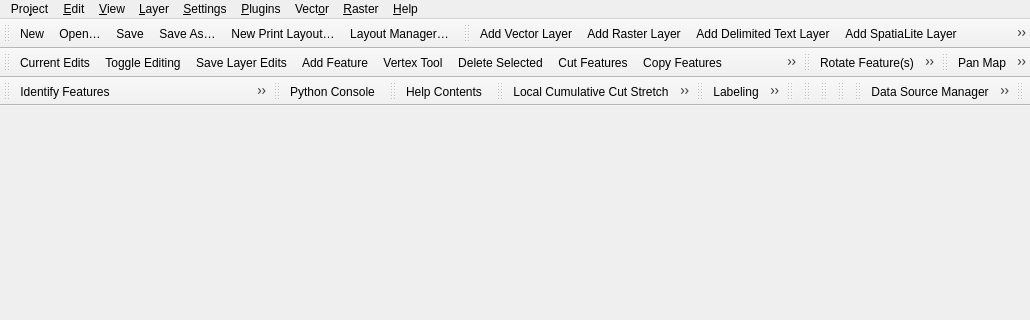
The window that src/ui/qgisapp.ui (qgis/QGIS) describes before a commit, drawn with Qt 5; both pictures show x 0 to 1030 and y 0 to 320 of the 1030 by 506 pixel window.
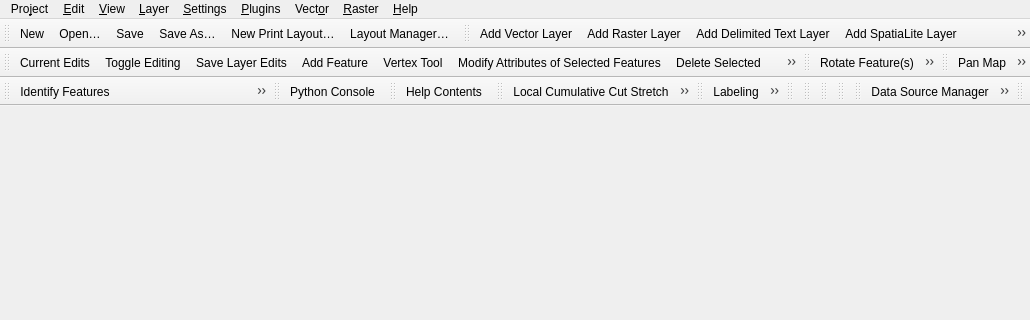
The same window after the commit. Icons and pictures are not drawn.

Commit message:
[needs-docs]Add multi edit attributes icon to the Digitizing toolbar
fixes #16568

Patch:
```diff
--- a/src/ui/qgisapp.ui
+++ b/src/ui/qgisapp.ui
@@ -437,6 +437,7 @@
    <addaction name="mActionSaveLayerEdits"/>
    <addaction name="mActionAddFeature"/>
    <addaction name="mActionVertexTool"/>
+   <addaction name="mActionMultiEditAttributes"/>
    <addaction name="mActionDeleteSelected"/>
    <addaction name="mActionCutFeatures"/>
    <addaction name="mActionCopyFeatures"/>
```
